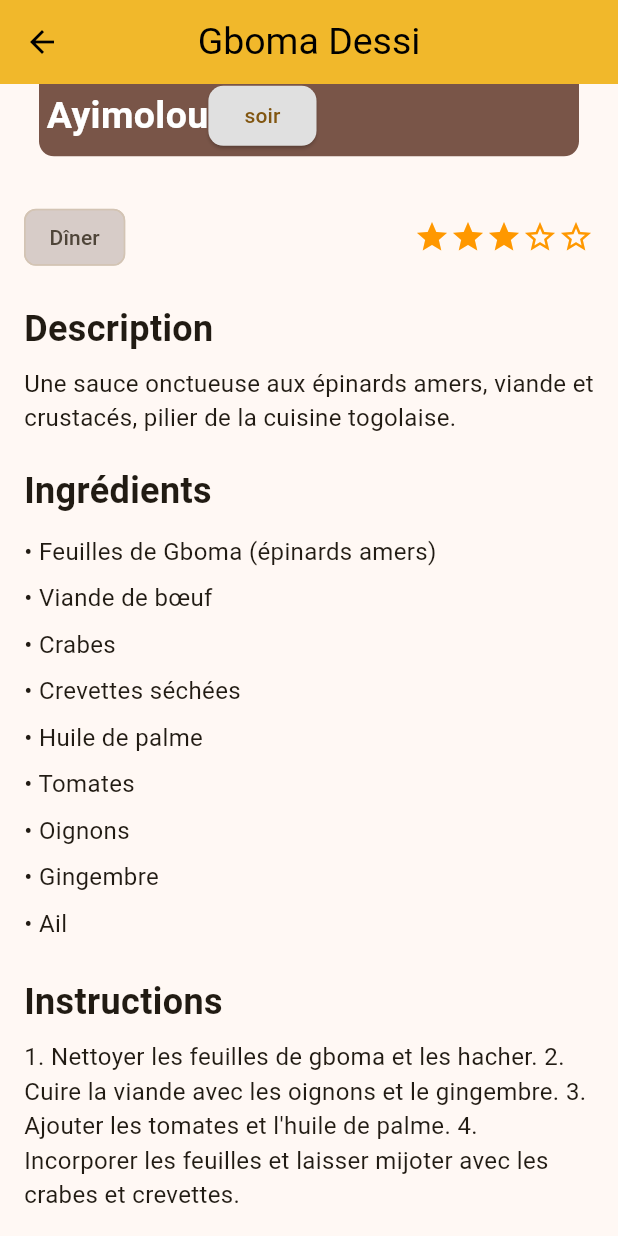
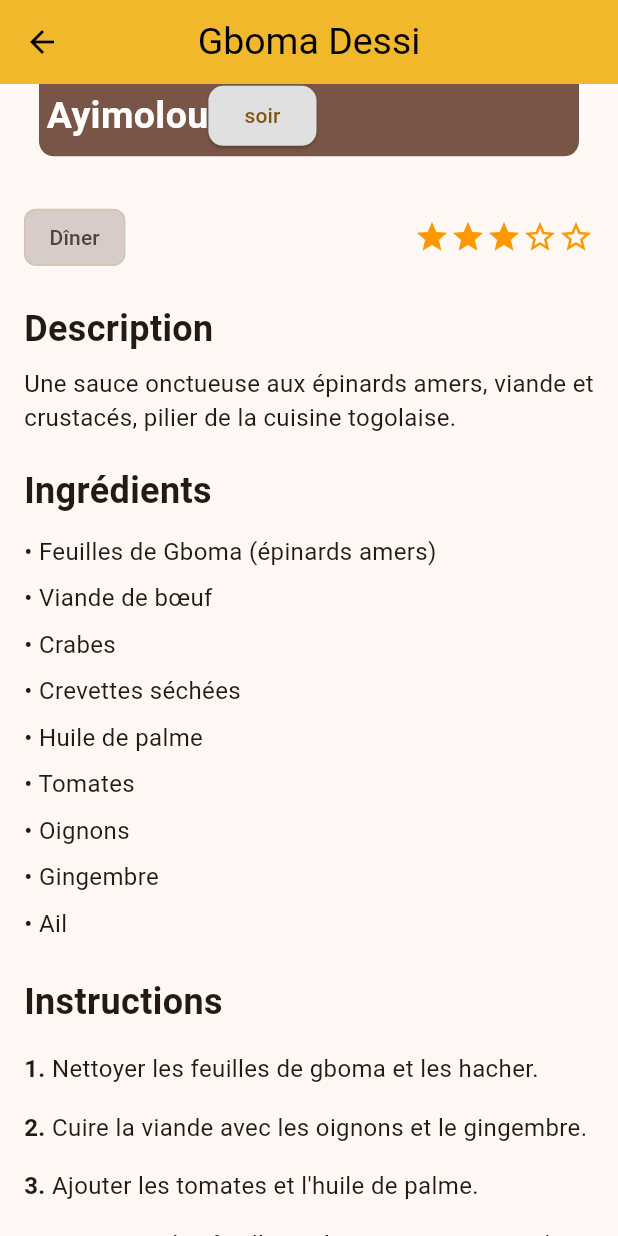
Before and after one commit to justin2119/rececte_app, a Flutter app: the RecipeDetailScreen screen opened directly with sample values from the repository, scrolled down 225 dp, on a phone screen of 412 x 824 dp. Run offline on Flutter 3.47's test engine with Material 3 defaults, Android fonts, the phone set to English and light mode, and no system bars; our stand-ins replace flutter_riverpod, go_router; network calls fail.

Commit message:
Display instructions as an ordered, numbered list in RecipeDetailScreen

```diff
--- a/app_recette_certification/lib/screens/recipe_detail_screen.dart
+++ b/app_recette_certification/lib/screens/recipe_detail_screen.dart
@@ -8,6 +8,13 @@ class RecipeDetailScreen extends StatelessWidget {
 
   @override
   Widget build(BuildContext context) {
+    // Split instructions by the pattern "digit followed by a dot"
+    final instructionsList = recipe.instructions
+        .split(RegExp(r'\d+\.'))
+        .where((s) => s.trim().isNotEmpty)
+        .map((s) => s.trim())
+        .toList();
+
     return Scaffold(
       appBar: AppBar(
         title: Text(
@@ -58,10 +65,35 @@ class RecipeDetailScreen extends StatelessWidget {
               style: TextStyle(fontSize: 24, fontWeight: FontWeight.bold),
             ),
             const SizedBox(height: 8),
-            Text(
-              recipe.instructions,
-              style: const TextStyle(fontSize: 16),
-            ),
+            if (instructionsList.isEmpty)
+              Text(
+                recipe.instructions,
+                style: const TextStyle(fontSize: 16),
+              )
+            else
+              ...instructionsList.asMap().entries.map((entry) {
+                return Padding(
+                  padding: const EdgeInsets.symmetric(vertical: 8),
+                  child: Row(
+                    crossAxisAlignment: CrossAxisAlignment.start,
+                    children: [
+                      Text(
+                        "${entry.key + 1}. ",
+                        style: const TextStyle(
+                          fontSize: 16,
+                          fontWeight: FontWeight.bold,
+                        ),
+                      ),
+                      Expanded(
+                        child: Text(
+                          entry.value,
+                          style: const TextStyle(fontSize: 16),
+                        ),
+                      ),
+                    ],
+                  ),
+                );
+              }),
           ],
         ),
       ),
```
